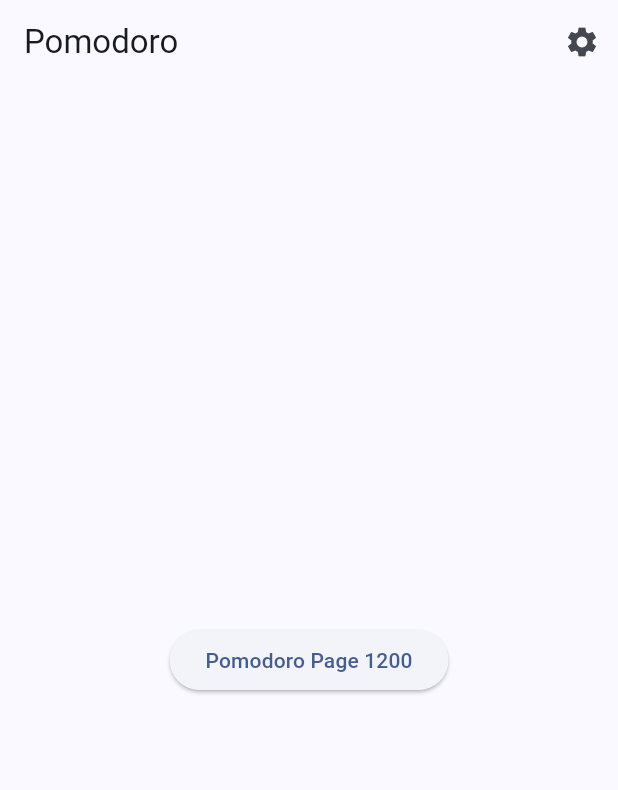
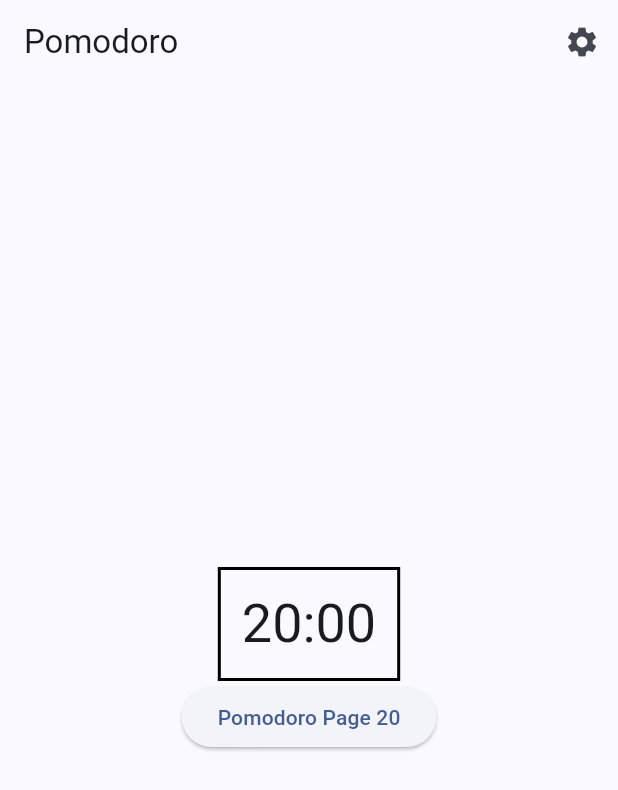
Before and after one commit to LukasBachofner/Pomodoro, a Flutter app: the screen it shows after launch, on a phone screen of 412 x 824 dp. Shown: the top 790 px of the screen. Run offline on Flutter 3.47's test engine with Material 3 defaults, Android fonts, the phone set to English and light mode, and no system bars; our stand-ins replace go_router.

Commit message:
router, main page

```diff
--- a/lib/pomodoro_page.dart
+++ b/lib/pomodoro_page.dart
@@ -80,12 +80,72 @@ class _PomodoroPageState extends State<PomodoroPage> {
           ),
         ],
       ),
-      body: Center(
-        child: ElevatedButton(
-          onPressed: () {},
-          child: Text('Pomodoro Page ${currentDuration.inSeconds}'),
+      body: SizedBox(
+        width: double.infinity,
+        child: Column(
+          mainAxisAlignment: MainAxisAlignment.center,
+          children: [
+            PomodoroTime(duration: currentDuration),
+            ElevatedButton(
+              onPressed: () {},
+              child: Text('Pomodoro Page ${currentDuration.inMinutes}'),
+            ),
+          ],
         ),
       ),
     );
   }
 }
+
+class PomodoroTime extends StatelessWidget {
+  const PomodoroTime({
+    super.key,
+    required this.duration,
+  });
+
+  final Duration duration;
+
+  String formatDuration(Duration duration) {
+    final minutes = duration.inMinutes.remainder(60).toString().padLeft(2, '0');
+    final seconds = duration.inSeconds.remainder(60).toString().padLeft(2, '0');
+    return '$minutes:$seconds';
+  }
+
+  @override
+  Widget build(BuildContext context) {
+    return DecoratedBox(
+      decoration: BoxDecoration(
+        border: Border.all(
+          color: Colors.black,
+          width: 2,
+        ),
+      ),
+      child: Padding(
+        padding: const EdgeInsets.all(16.0),
+        child: Text(
+          formatDuration(duration),
+          textAlign: TextAlign.center,
+          style: Theme.of(context).textTheme.displaySmall,
+        ),
+      ),
+    );
+  }
+}
+
+class PomodoroButtons extends StatelessWidget {
+  const PomodoroButtons({
+    super.key,
+    required this.isRunning,
+    required this.runningChanged,
+    required this.addDuration,
+  });
+
+  final bool isRunning;
+  final Function(bool) runningChanged;
+  final Function(Duration) addDuration;
+
+  @override
+  Widget build(BuildContext context) {
+    return const Placeholder();
+  }
+}
```
